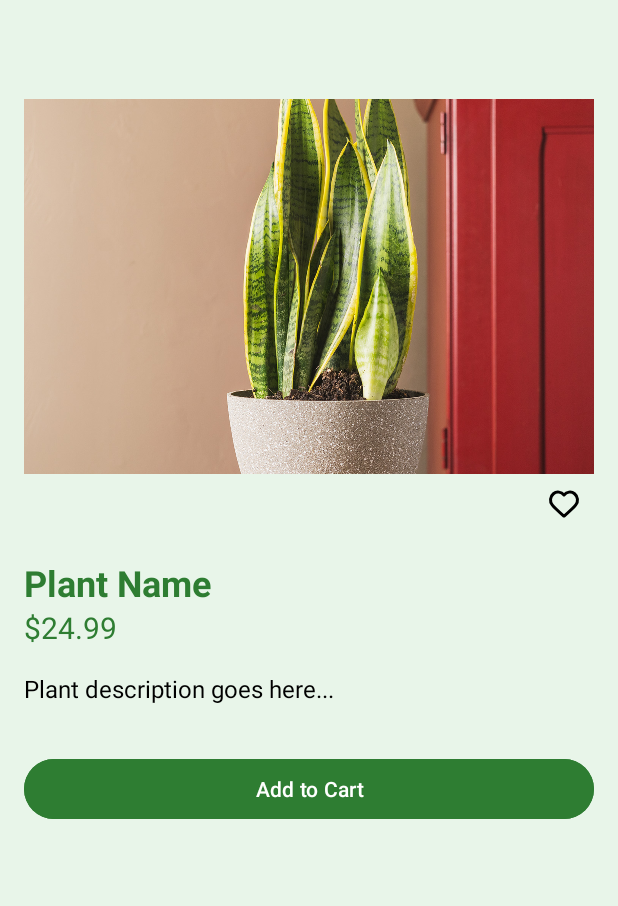
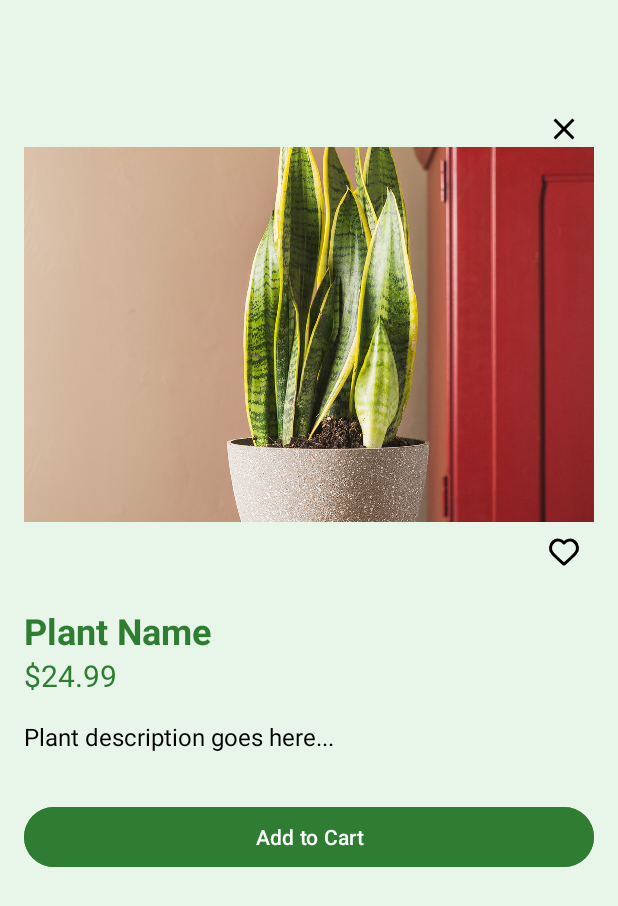
Before and after one commit to Pratichee11/Greenleaf, an Android app: the PlantDetailActivity screen opened directly, with no data from a screen before it, on a phone screen of 412 x 824 dp. Shown: the top 906 px of the screen. Run offline under Robolectric (Android 15) with nearby library versions, the phone set to English and light mode, and no system bars; 1 statement that could not run was skipped.

```diff
--- a/app/src/main/java/com/example/greenleaf/PlantDetailActivity.java
+++ b/app/src/main/java/com/example/greenleaf/PlantDetailActivity.java
@@ -42,6 +42,9 @@ public class PlantDetailActivity extends AppCompatActivity {
         TextView plantDescription = findViewById(R.id.plant_detail_description);
         Button addToCartButton = findViewById(R.id.add_to_cart_button);
         ImageView favoriteButton = findViewById(R.id.favorite_button);
+        ImageView closeButton = findViewById(R.id.close_button);
+        closeButton.setOnClickListener(v -> finish());
+
 
         // Set plant data
         int imageResId = getResources().getIdentifier(
--- /dev/null
+++ b/app/src/main/res/drawable/ic_close.xml
@@ -0,0 +1,5 @@
+<vector xmlns:android="http://schemas.android.com/apk/res/android" android:height="24dp" android:tint="#000000" android:viewportHeight="24" android:viewportWidth="24" android:width="24dp">
+
+    <path android:fillColor="@android:color/white" android:pathData="M19,6.41L17.59,5 12,10.59 6.41,5 5,6.41 10.59,12 5,17.59 6.41,19 12,13.41 17.59,19 19,17.59 13.41,12z"/>
+
+</vector>
--- a/app/src/main/res/layout/activity_plant_detail.xml
+++ b/app/src/main/res/layout/activity_plant_detail.xml
@@ -13,6 +13,18 @@
         android:orientation="vertical"
         android:padding="16dp"
         android:layout_marginTop="50dp">
+
+        <ImageView
+            android:id="@+id/close_button"
+            android:layout_width="24dp"
+            android:layout_height="24dp"
+            android:layout_gravity="end"
+            android:layout_marginTop="8dp"
+            android:layout_marginEnd="8dp"
+            android:src="@drawable/ic_close"
+            android:contentDescription="Close"
+            />
+
 
         <ImageView
             android:id="@+id/plant_detail_image"
--- a/app/src/main/res/layout/plant_card_item.xml
+++ b/app/src/main/res/layout/plant_card_item.xml
@@ -25,8 +25,8 @@
             android:layout_gravity="end"
             android:layout_marginBottom="8dp"
             android:src="@drawable/ic_favorite_border"
-            android:tint="#2E7D32"
-            android:contentDescription="Favorite"/>
+            android:contentDescription="Favorite"
+            app:tint="#2E7D32" />
 
         <!-- Plant Image -->
         <ImageView
--- a/gradle/libs.versions.toml
+++ b/gradle/libs.versions.toml
@@ -1,5 +1,5 @@
 [versions]
-agp = "8.9.1"
+agp = "8.10.0"
 junit = "4.13.2"
 junitVersion = "1.2.1"
 espressoCore = "3.6.1"
```
Also changed, not shown: app/src/main/java/com/example/greenleaf/CheckoutActivity.java (+24 -8 lines), app/src/main/res/layout/activity_checkout.xml (+6 -10 lines), app/src/main/res/layout/activity_main.xml (+8 -3 lines), 1 other file.
